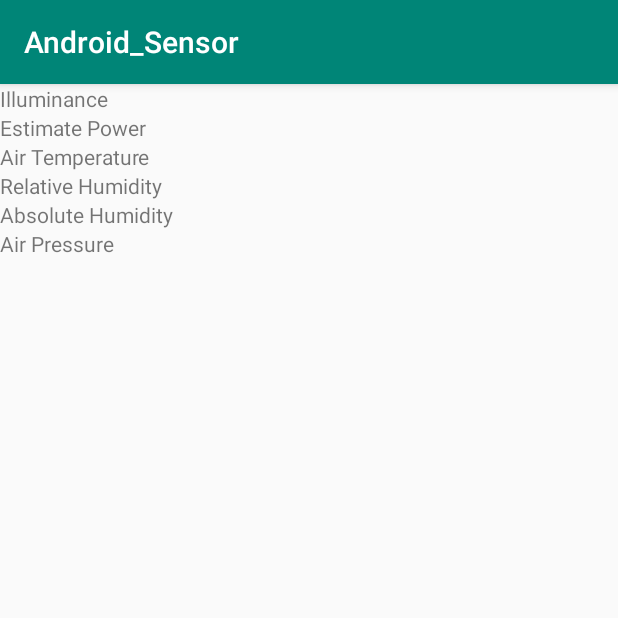
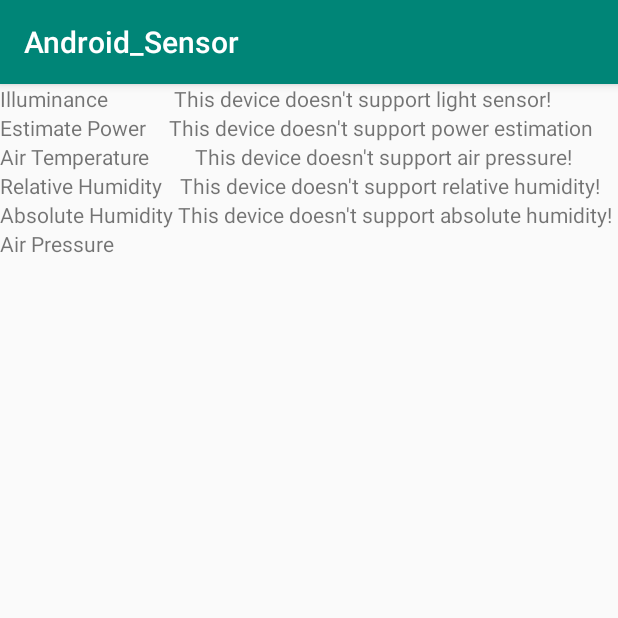
Before and after one commit to tyc222/Andriod_Sensors, an Android app: the screen it shows after launch (MainActivity), on a phone screen of 412 x 824 dp, the top half of it. Run offline under Robolectric (Android 15) with nearby library versions, the phone set to English and light mode, and no system bars.

Commit message:
Remove lightSensor class Add sensor information

```diff
--- a/app/src/main/java/com/example/android_sensor/MainActivity.java
+++ b/app/src/main/java/com/example/android_sensor/MainActivity.java
@@ -1,23 +1,97 @@
 package com.example.android_sensor;
 
+import android.content.Context;
+import android.hardware.Sensor;
+import android.hardware.SensorEvent;
+import android.hardware.SensorEventListener;
+import android.hardware.SensorManager;
 import android.support.v7.app.AppCompatActivity;
 import android.os.Bundle;
+import android.util.EventLog;
+import android.widget.TextView;
 
-public class MainActivity extends AppCompatActivity {
+public class MainActivity extends AppCompatActivity implements SensorEventListener {
+
+    private SensorManager sensorManager;
+    private Sensor light;
+    private Sensor temperature;
+    private Sensor relativeHumidity;
+    private Sensor airPressure;
+    private TextView lightView;
+    private TextView powerView;
+    private TextView temperatureView;
+    private TextView absoluteHumidityView;
+    private TextView relativeHumidityView;
+    private TextView airPressureView;
 
     @Override
     protected void onCreate(Bundle savedInstanceState) {
         super.onCreate(savedInstanceState);
         setContentView(R.layout.activity_main);
+
+        // Find views
+        lightView = findViewById(R.id.illuminance);
+        powerView = findViewById(R.id.estimate_power);
+        temperatureView= findViewById(R.id.air_temperature);
+        absoluteHumidityView = findViewById(R.id.absolute_humidity);
+        relativeHumidityView = findViewById(R.id.relative_humidity);
+        airPressureView = findViewById(R.id.air_temperature);
+
+        // Get an instance of the sensor service, and use that to get an instance of
+        // a particular sensor.
+        sensorManager = (SensorManager) getSystemService(Context.SENSOR_SERVICE);
+
+        light = sensorManager.getDefaultSensor(Sensor.TYPE_LIGHT);
+
+        temperature = sensorManager.getDefaultSensor(Sensor.TYPE_AMBIENT_TEMPERATURE);
+
+        relativeHumidity = sensorManager.getDefaultSensor(Sensor.TYPE_RELATIVE_HUMIDITY);
+
+        airPressure = sensorManager.getDefaultSensor(Sensor.TYPE_PRESSURE);
+
+        if (light == null) {
+        lightView.setText("This device doesn't support light sensor!");
+        powerView.setText("This device doesn't support power estimation");
+        }
+
+        if (temperature == null){
+            temperatureView.setText("This device doesn't support temperature sensor!");
+        }
+
+        if (relativeHumidity == null) {
+            absoluteHumidityView.setText("This device doesn't support absolute humidity!");
+            relativeHumidityView.setText("This device doesn't support relative humidity!");
+        }
+
+        if (airPressure == null){
+            airPressureView.setText("This device doesn't support air pressure!");
+        }
+    }
+
+
+    @Override
+    public void onSensorChanged(SensorEvent event) {
+
+
+
+        lightView.setText(String.valueOf(event.values[0]));
+    }
+
+    @Override
+    public void onAccuracyChanged(Sensor sensor, int accuracy) {
+
     }
 
     @Override
     protected void onResume() {
         super.onResume();
+        sensorManager.registerListener(this, light, SensorManager.SENSOR_DELAY_FASTEST);
     }
 
     @Override
     protected void onPause() {
         super.onPause();
+        sensorManager.unregisterListener(this);
     }
+
 }
--- a/app/src/main/java/com/example/android_sensor/lightSensor.java
+++ /dev/null
@@ -1,4 +0,0 @@
-package com.example.android_sensor;
-
-public class lightSensor {
-}
```
